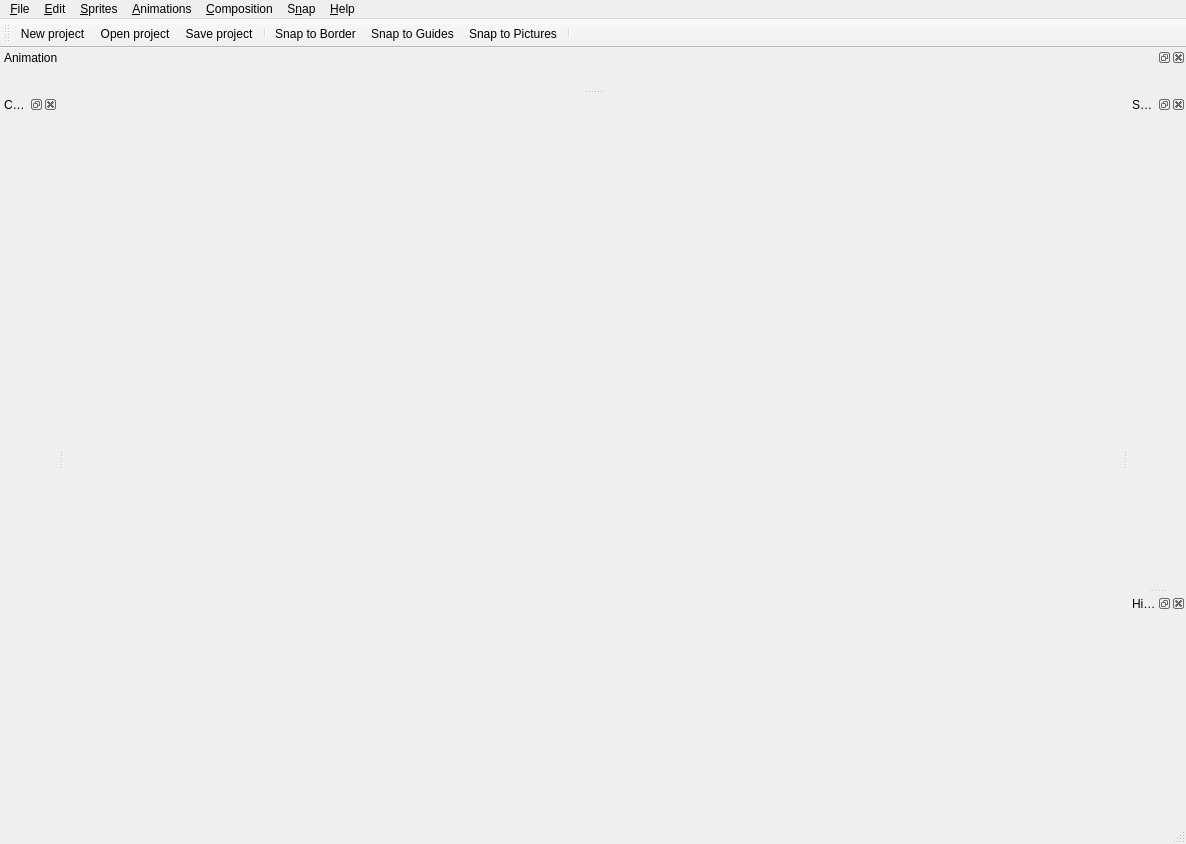
Qt form src/FormFiles/composer.ui (vladimirgamalian/composer) before a commit.
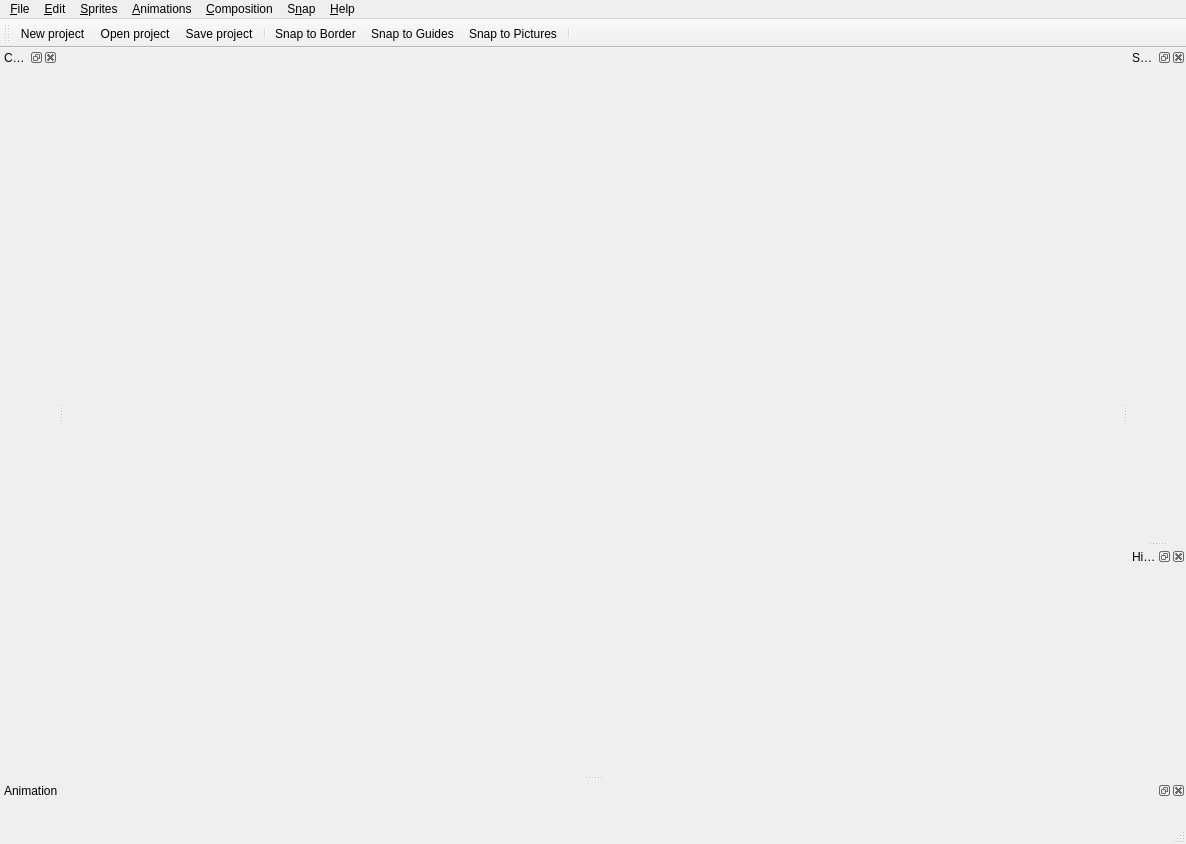
The same form after that commit. Icons and pictures are not drawn.

Commit message: Change default position for animation widget

Patch:
```diff
--- a/src/FormFiles/composer.ui
+++ b/src/FormFiles/composer.ui
@@ -149,7 +149,7 @@
     <string>Animation</string>
    </property>
    <attribute name="dockWidgetArea">
-    <number>4</number>
+    <number>8</number>
    </attribute>
    <widget class="QWidget" name="dockWidgetContents_3">
     <layout class="QHBoxLayout" name="horizontalLayout"/>
```
The commit also changes 1 other file.
